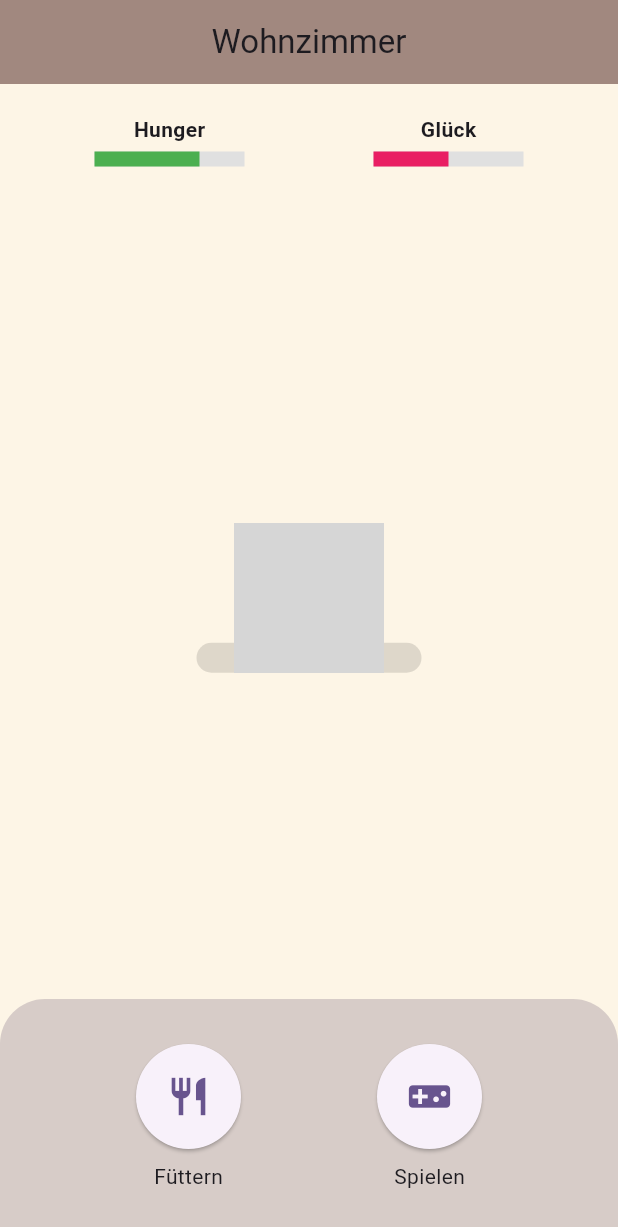
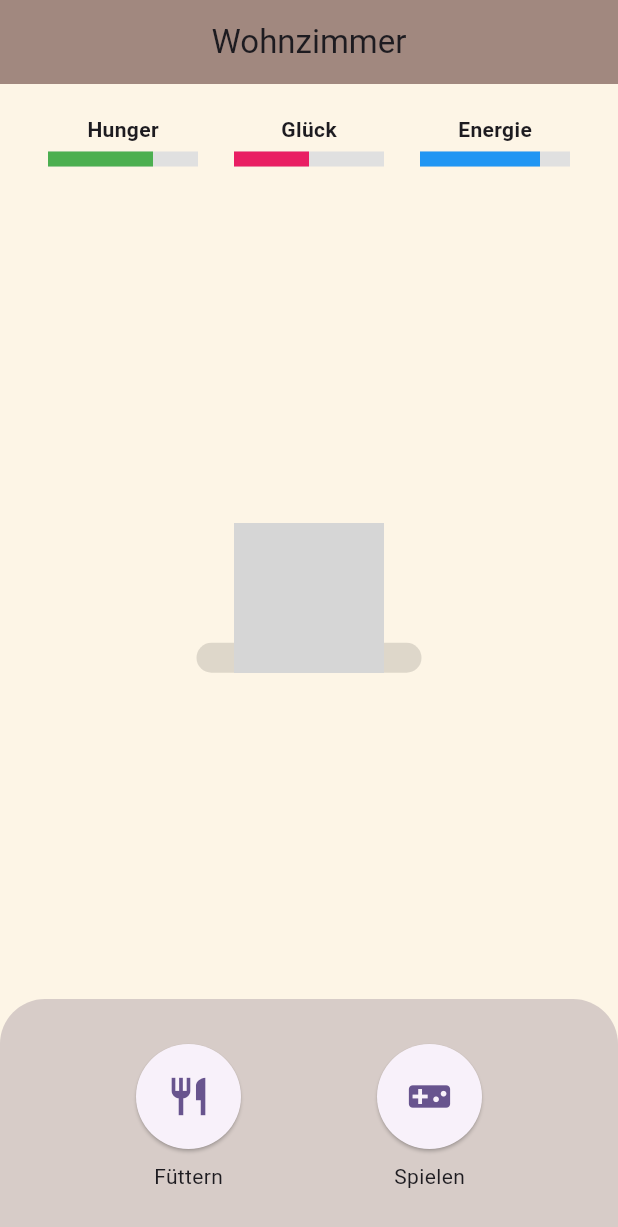
Before and after one commit to FlotschiL/TamaGo_frontend, a Flutter app: the LivingRoomPage screen opened directly, on a phone screen of 412 x 824 dp. Shown: the top 1227 px of the screen. Run offline on Flutter 3.47's test engine with Material 3 defaults, Android fonts, the light colour scheme and no system bars; grey boxes are pictures that could not be loaded.

Commit message:
Update living.dart

```diff
--- a/tamago/lib/pages/living.dart
+++ b/tamago/lib/pages/living.dart
@@ -27,6 +27,7 @@ class _LivingRoomPageState extends State<LivingRoomPage> {
   // Beispiel-Werte für das Tier
   double hunger = 0.7;
   double happiness = 0.5;
+  double energy = 0.8;
 
   void _feed() {
     setState(() {
@@ -34,7 +35,7 @@ class _LivingRoomPageState extends State<LivingRoomPage> {
     });
   }
 
-  void _play() {
+  void _pet() {
     setState(() {
       happiness = (happiness + 0.1).clamp(0.0, 1.0);
     });
@@ -47,6 +48,7 @@ class _LivingRoomPageState extends State<LivingRoomPage> {
       backgroundColor: const Color(0xFFFDF5E6),
       appBar: AppBar(
         title: const Text('Wohnzimmer'),
+
         centerTitle: true,
         backgroundColor: Colors.brown[300],
       ),
@@ -60,6 +62,7 @@ class _LivingRoomPageState extends State<LivingRoomPage> {
               children: [
                 _buildStatBar("Hunger", hunger, Colors.green),
                 _buildStatBar("Glück", happiness, Colors.pink),
+                _buildStatBar("Energie", energy, Colors.blue),
               ],
             ),
           ),
@@ -107,7 +110,7 @@ class _LivingRoomPageState extends State<LivingRoomPage> {
               mainAxisAlignment: MainAxisAlignment.spaceEvenly,
               children: [
                 _buildActionButton(Icons.restaurant, "Füttern", _feed),
-                _buildActionButton(Icons.videogame_asset, "Spielen", _play),
+                _buildActionButton(Icons.videogame_asset, "Spielen", _pet),
               ],
             ),
           ),
```
